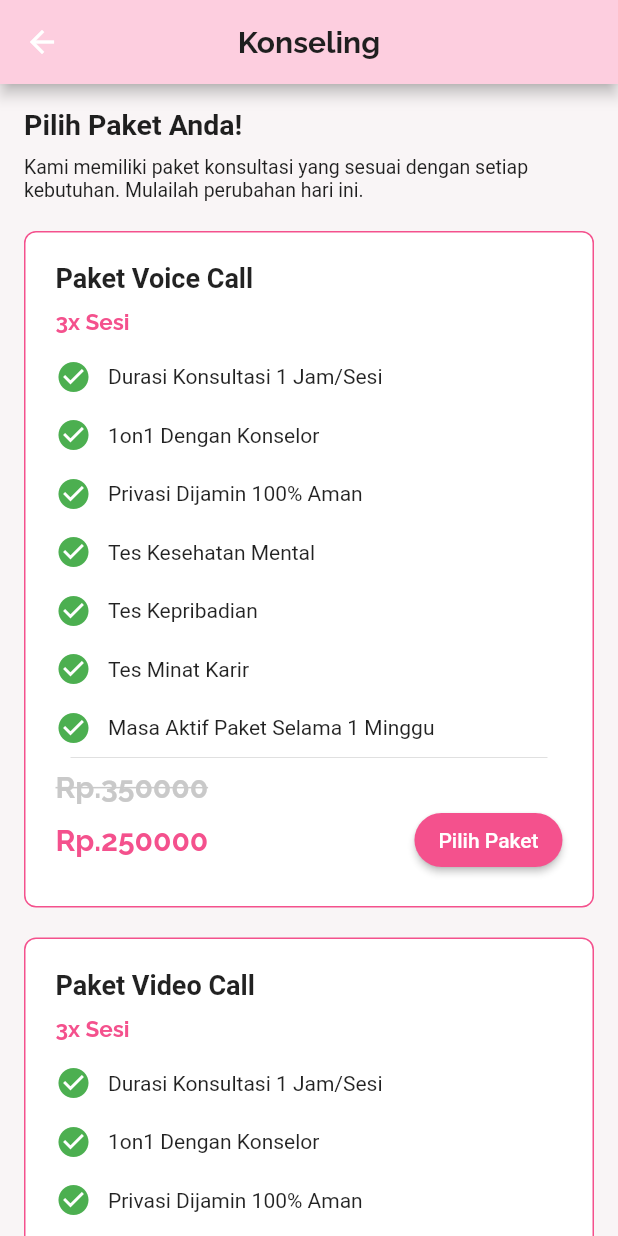
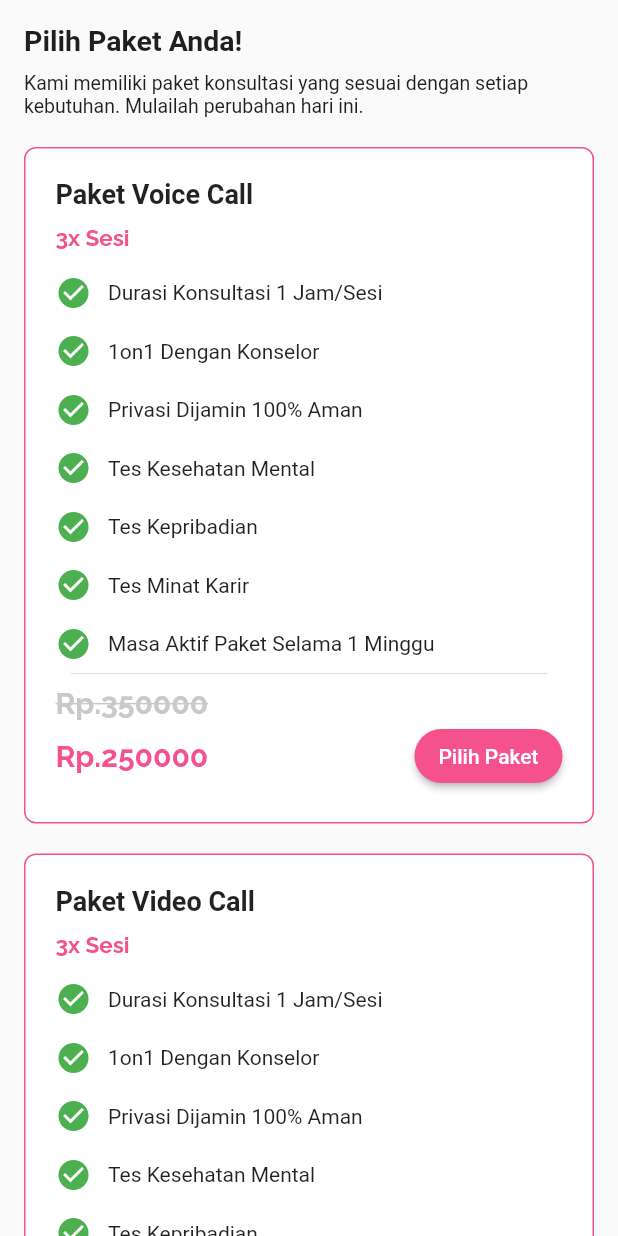
Before and after one commit to Capstone-Tim-14/women-center-mobile, a Flutter app: the PilihanPaket screen opened directly, on a phone screen of 412 x 824 dp. Run offline on Flutter 3.47's test engine with Material 2 defaults, Android fonts, the phone set to English and light mode, and no system bars; our stand-ins replace google_fonts; Roboto replaces fonts that are missing (Raleway-medium/Medium 14).

Commit message:
update development

```diff
--- a/women_center_mobile/lib/View/homepage/homepage_view.dart
+++ b/women_center_mobile/lib/View/homepage/homepage_view.dart
@@ -1,18 +1,26 @@
 import 'package:flutter/material.dart';
+import 'package:women_center_mobile/View/homepage/homepage_section3.dart';
 
-class MyWidget extends StatefulWidget {
-  const MyWidget({super.key});
+class HomepageSection extends StatefulWidget {
+  const HomepageSection({super.key});
 
   @override
-  State<MyWidget> createState() => _MyWidgetState();
+  State<HomepageSection> createState() => _HomepageSectionState();
 }
 
-class _MyWidgetState extends State<MyWidget> {
+class _HomepageSectionState extends State<HomepageSection> {
   @override
   Widget build(BuildContext context) {
     return Scaffold(
       body: Column(
         // panggil halaman section disini
+        children: [
+            //homepage 1
+            //homepage 2
+            //homepage 3
+            Homepage3(),
+        ],
+
       ),
     );
   }
--- a/women_center_mobile/lib/View/konseling/konseling_page_pilihan_paket.dart
+++ b/women_center_mobile/lib/View/konseling/konseling_page_pilihan_paket.dart
@@ -1,31 +1,19 @@
 import 'package:flutter/material.dart';
 import 'package:women_center_mobile/Models/paket_model/paket.dart';
-import '../bottomnavigationbar/bottom_navigation_bar.dart';
 
-class PilihanPaket extends StatelessWidget {
+class PilihanPaket extends StatefulWidget {
+
   const PilihanPaket({super.key});
+
+  @override
+  State<PilihanPaket> createState() => _PilihanPaketState();
+}
+
+class _PilihanPaketState extends State<PilihanPaket> {
 
   @override
   Widget build(BuildContext context) {
     return Scaffold(
-      backgroundColor: const Color(0xFFF9F5F6),
-      appBar: AppBar(
-        title: Text("Konseling",style: TextStyle(
-                    color: Color(0xFfF1F1F1F),
-                    fontFamily: 'Raleway',
-                    fontWeight: FontWeight.bold,
-                    fontSize: 20 ),
-          ),
-        centerTitle: true,
-        backgroundColor: Color(0xFFFDCEDF),
-        leading: IconButton(
-          icon: Icon(Icons.arrow_back),
-          onPressed: () {
-            //tombol kembali mengarah ke home
-            Navigator.of(context).pop();
-          },
-        ),
-      ),
       body: Column(
         children: [
           Expanded(
@@ -126,8 +114,6 @@ class PilihanPaket extends StatelessWidget {
               ),
             ),
           ),
-          // MyBottomNavigationBar(),
-          //bottom Navigation Barr
         ],
       ),
     );
--- a/women_center_mobile/lib/View/login/login_view.dart
+++ b/women_center_mobile/lib/View/login/login_view.dart
@@ -1,9 +1,5 @@
 import 'package:flutter/material.dart';
 import 'package:women_center_mobile/View/login/login_widget.dart';
-
-void main() {
-  runApp(LoginView());
-}
 
 class LoginView extends StatelessWidget {
   @override
--- a/women_center_mobile/lib/main.dart
+++ b/women_center_mobile/lib/main.dart
@@ -20,7 +20,7 @@ class MyApp extends StatelessWidget {
       initialRoute: '/login',
       routes: {
         '/': (context) => const Splashscreen(),
-        '/login': (context) =>  LoginView(),
+        '/login': (context) => const LoginView(),
         '/register': (context) => const Register(),
         '/onboarding': (context) => Onboarding(),
       },
```
Also changed, not shown: women_center_mobile/lib/View/bottomnavigationbar/main_page.dart (added, +63 -0 lines).
